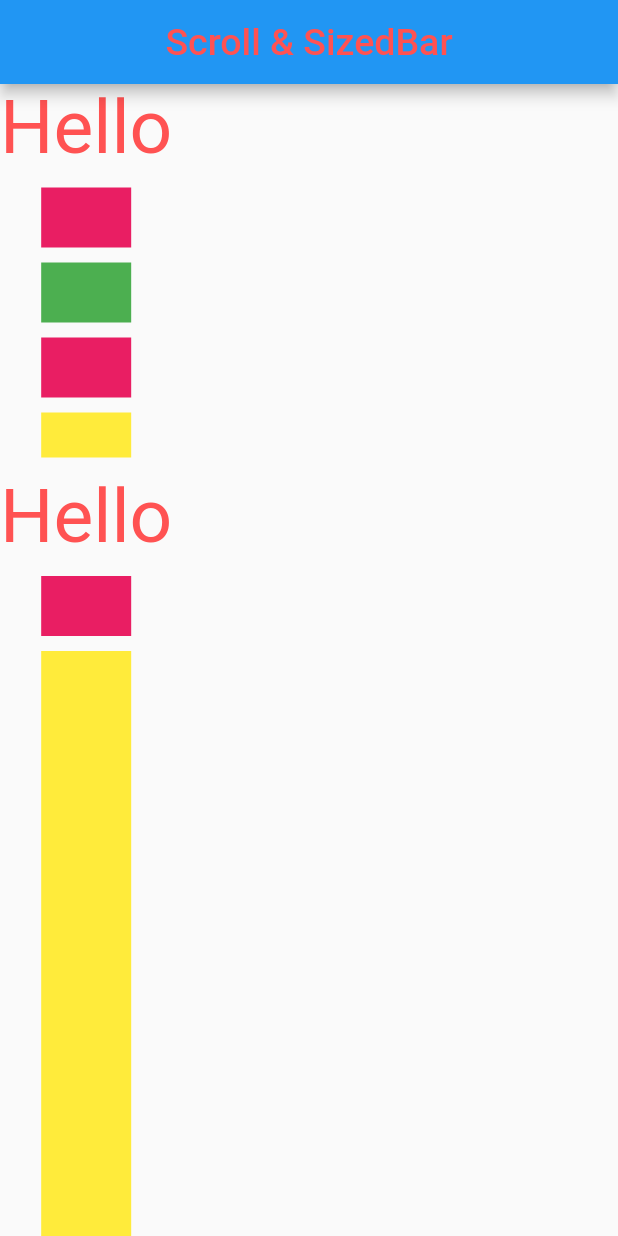
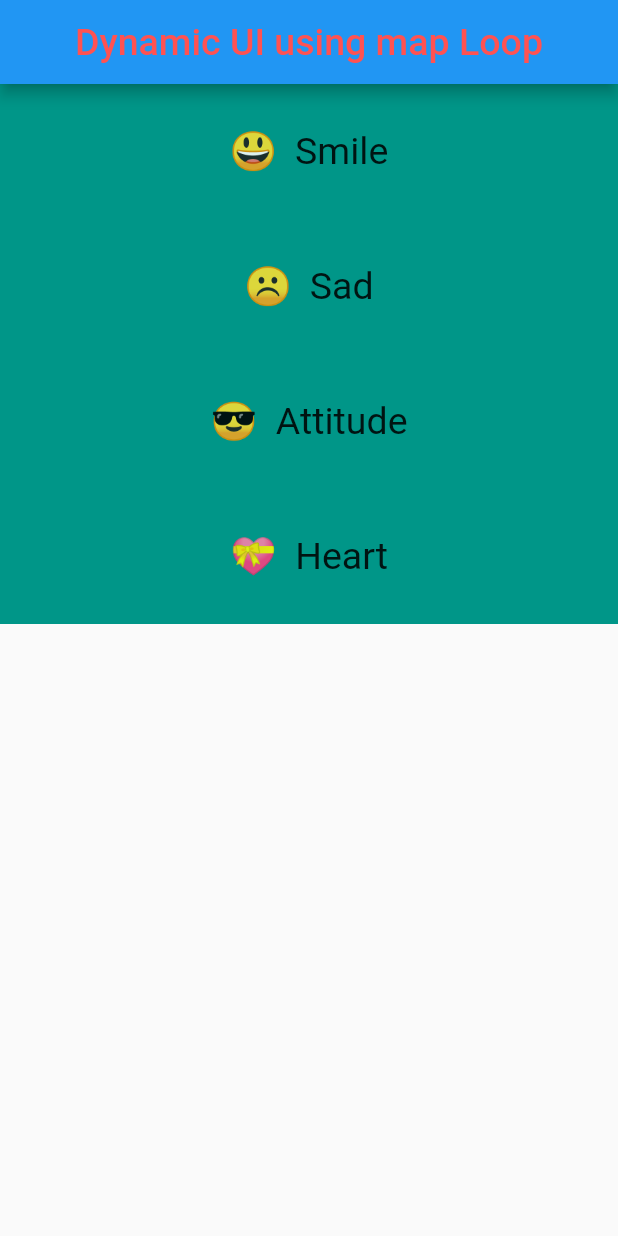
Before and after one commit to VivekTailor19/practice_flutter_topics, a Flutter app: the screen it shows after launch, on a phone screen of 412 x 824 dp. Run offline on Flutter 3.47's test engine with Material 2 defaults, Android fonts, the light colour scheme and no system bars.

Commit message:
flutter practice

```diff
--- /dev/null
+++ b/lib/dynamicUI_map/dynamic_ui_map_loop.dart
@@ -0,0 +1,40 @@
+import 'package:flutter/material.dart';
+
+class Dynamic_UI_using_map extends StatefulWidget {
+  const Dynamic_UI_using_map({Key? key}) : super(key: key);
+
+  @override
+  State<Dynamic_UI_using_map> createState() => _Dynamic_UI_using_mapState();
+}
+
+class _Dynamic_UI_using_mapState extends State<Dynamic_UI_using_map> {
+
+  int a = 0;
+  List name = ["Smile","Sad","Attitude","Heart"];
+  List emoji = ["😃 ","☹ ","😎 ","💝 "];
+  @override
+  Widget build(BuildContext context) {
+    return Scaffold(
+      appBar: AppBar(
+        title: Text("Dynamic UI using map Loop",style: TextStyle(fontSize: 25,color: Colors.redAccent),),
+        centerTitle: true,
+      ),
+      body: SingleChildScrollView(
+        child: Column(
+          children: name.map((e) => listWidget(emoji[a++],e)).toList(),
+      ),
+      ),
+    );
+  }
+
+  Widget listWidget(dynamic emoji,dynamic name)
+  {
+    return Container(
+      height: 90, width: double.infinity,
+      color: Colors.teal,
+      alignment: Alignment.center,
+      child: Text("$emoji $name",style: TextStyle(fontSize: 25),),
+    );
+  }
+
+}
--- a/lib/main.dart
+++ b/lib/main.dart
@@ -1,12 +1,13 @@
 import 'package:flutter/material.dart';
 import 'package:practice_flutter_topics/ScrollBar%20&%20Sized%20Box/scrollbar_sizedbox.dart';
+import 'package:practice_flutter_topics/dynamicUI_map/dynamic_ui_map_loop.dart';
 
 
 void main()
 {
   runApp(MaterialApp(
       debugShowCheckedModeBanner: false,
-      home: ScrollBar_SizedBox(),
+      home: Dynamic_UI_using_map(),
 
   )
   );
```
Also changed, not shown: lib/dynamicUI_map/dynamic_ui_map_loop.JPG (added).
